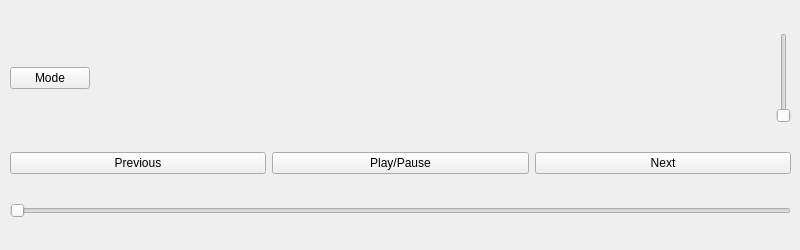
Above: UI/PythonPlayer/form.ui from Szczepaneria/pythonMusicProject before the change. Below: the same form after it.
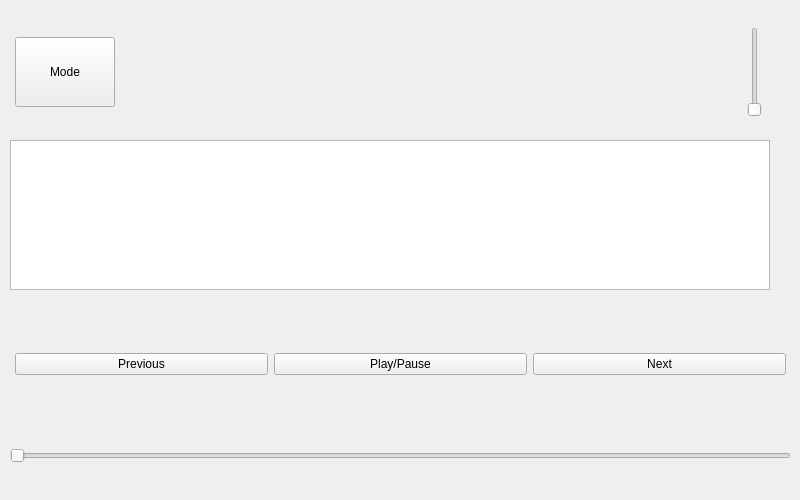
That is the form after the change.

Commit message:
Converted UI to python code
Since there will be a need to edit this file further in order to bind buttons and make changes in the button display (ex. icons etc) it will be easier to operate this way than in the Qt Creator app.

Diff of the .ui file:
```diff
--- a/UI/PythonPlayer/form.ui
+++ b/UI/PythonPlayer/form.ui
@@ -10,19 +10,25 @@
     <x>0</x>
     <y>0</y>
     <width>800</width>
-    <height>250</height>
+    <height>500</height>
    </rect>
   </property>
+  <property name="sizePolicy">
+   <sizepolicy hsizetype="Preferred" vsizetype="Preferred">
+    <horstretch>0</horstretch>
+    <verstretch>0</verstretch>
+   </sizepolicy>
+  </property>
   <property name="minimumSize">
    <size>
     <width>800</width>
-    <height>250</height>
+    <height>500</height>
    </size>
   </property>
   <property name="maximumSize">
    <size>
     <width>800</width>
-    <height>250</height>
+    <height>500</height>
    </size>
   </property>
   <property name="windowTitle">
@@ -34,7 +40,7 @@
      <x>10</x>
      <y>10</y>
      <width>781</width>
-     <height>231</height>
+     <height>473</height>
     </rect>
    </property>
    <layout class="QVBoxLayout" name="verticalLayout">
@@ -42,6 +48,18 @@
      <layout class="QHBoxLayout" name="horizontalLayout">
       <item>
        <widget class="QPushButton" name="buttonMode">
+        <property name="minimumSize">
+         <size>
+          <width>70</width>
+          <height>70</height>
+         </size>
+        </property>
+        <property name="maximumSize">
+         <size>
+          <width>100</width>
+          <height>16777215</height>
+         </size>
+        </property>
         <property name="text">
          <string>Mode</string>
         </property>
@@ -52,10 +70,13 @@
         <property name="orientation">
          <enum>Qt::Horizontal</enum>
         </property>
+        <property name="sizeType">
+         <enum>QSizePolicy::Fixed</enum>
+        </property>
         <property name="sizeHint" stdset="0">
          <size>
-          <width>40</width>
-          <height>20</height>
+          <width>600</width>
+          <height>90</height>
          </size>
         </property>
        </spacer>
@@ -91,7 +112,59 @@
      </layout>
     </item>
     <item>
-     <layout class="QHBoxLayout" name="horizontalLayout_2">
+     <layout class="QVBoxLayout" name="textDisplayLayout">
+      <property name="sizeConstraint">
+       <enum>QLayout::SetMinimumSize</enum>
+      </property>
+      <property name="bottomMargin">
+       <number>0</number>
+      </property>
+      <item>
+       <widget class="QTextEdit" name="textSongDisplay">
+        <property name="minimumSize">
+         <size>
+          <width>760</width>
+          <height>50</height>
+         </size>
+        </property>
+        <property name="maximumSize">
+         <size>
+          <width>760</width>
+          <height>150</height>
+         </size>
+        </property>
+        <property name="font">
+         <font>
+          <pointsize>26</pointsize>
+         </font>
+        </property>
+        <property name="readOnly">
+         <bool>true</bool>
+        </property>
+        <property name="placeholderText">
+         <string>&lt;empty&gt;</string>
+        </property>
+       </widget>
+      </item>
+     </layout>
+    </item>
+    <item>
+     <layout class="QHBoxLayout" name="buttonsLayout">
+      <property name="sizeConstraint">
+       <enum>QLayout::SetFixedSize</enum>
+      </property>
+      <property name="leftMargin">
+       <number>5</number>
+      </property>
+      <property name="topMargin">
+       <number>40</number>
+      </property>
+      <property name="rightMargin">
+       <number>5</number>
+      </property>
+      <property name="bottomMargin">
+       <number>50</number>
+      </property>
       <item>
        <widget class="QPushButton" name="buttonPrevious">
         <property name="sizePolicy">
```
Left out of the diff: 2 changed lines with no effect on the pictures. The commit also changes 3 other files.
